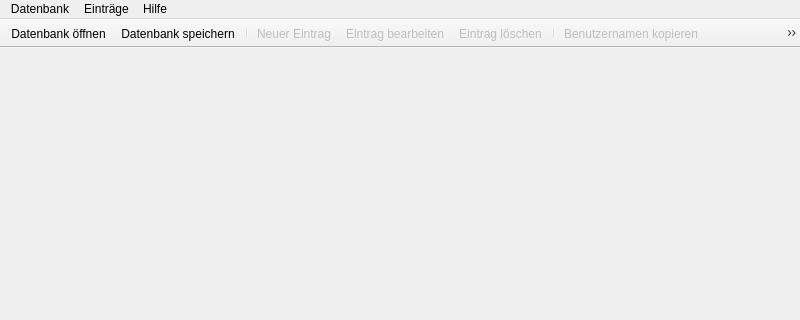
Above: ui/MainWindow.ui from JulWit/PasswordManager before the change; both pictures show x 0 to 800 and y 0 to 320 of the 800 by 600 pixel window. Below: the same form after it.
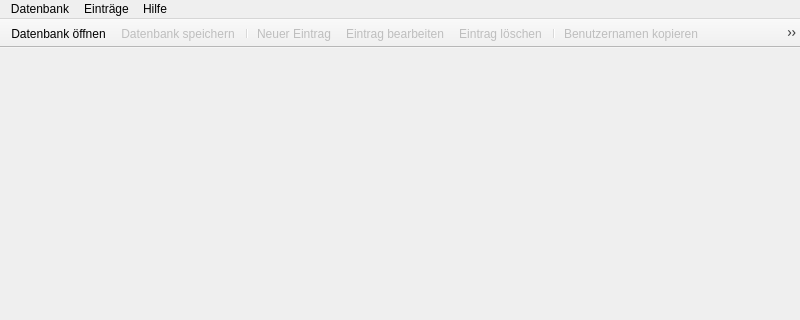
That is the form after the change. Icons and pictures are not drawn.

Patch:
```diff
--- a/ui/MainWindow.ui
+++ b/ui/MainWindow.ui
@@ -83,6 +83,7 @@
    <addaction name="actionCopyUsername"/>
    <addaction name="actionCopyPassword"/>
    <addaction name="actionCopyUrl"/>
+   <addaction name="separator"/>
   </widget>
   <action name="actionNewDatabase">
    <property name="icon">
@@ -112,6 +113,9 @@
    </property>
   </action>
   <action name="actionSaveDatabase">
+   <property name="enabled">
+    <bool>false</bool>
+   </property>
    <property name="icon">
     <iconset>
      <normaloff>../img/document-save.svg</normaloff>../img/document-save.svg</iconset>
```
